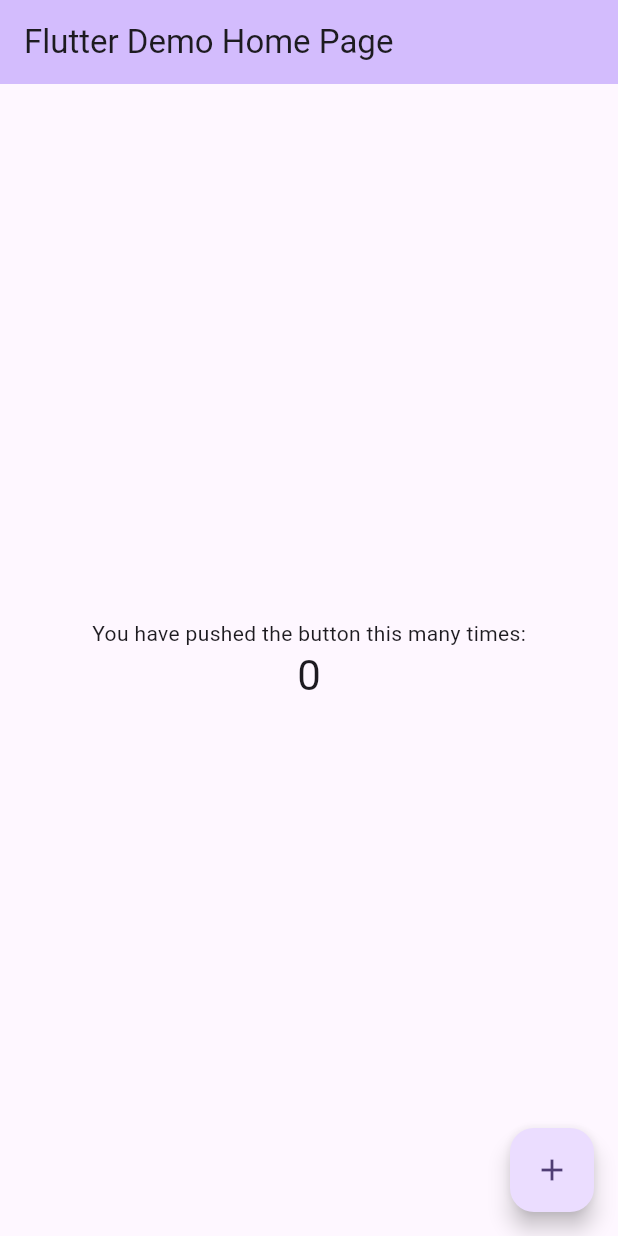
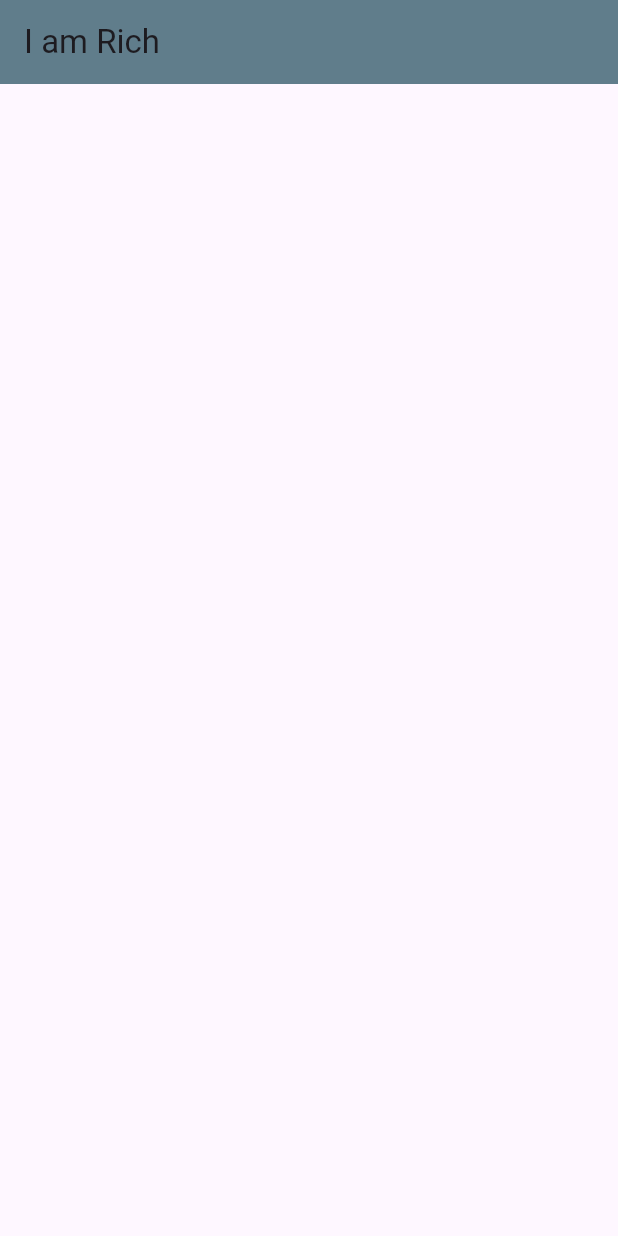
Before and after one commit to 9stya/im_rich, a Flutter app: the screen it shows after launch, on a phone screen of 412 x 824 dp. Run offline on Flutter 3.47's test engine with Material 3 defaults, Android fonts, the phone set to English and light mode, and no system bars.

Commit message:
build first app

```diff
--- a/lib/main.dart
+++ b/lib/main.dart
@@ -1,107 +1,10 @@
 import 'package:flutter/material.dart';
 
 void main() {
-  runApp(const MyApp());
+  runApp(MaterialApp(home: Scaffold(
+    appBar: AppBar(
+      title: Text('I am Rich'),
+      backgroundColor: Colors.blueGrey,
+    ),
+  )),);
 }
-
-class MyApp extends StatelessWidget {
-  const MyApp({super.key});
-
-  // This widget is the root of your application.
-  @override
-  Widget build(BuildContext context) {
-    return MaterialApp(
-      title: 'Flutter Demo',
-      theme: ThemeData(
-
-        colorScheme: ColorScheme.fromSeed(seedColor: Colors.deepPurple),
-        useMaterial3: true,
-      ),
-      home: const MyHomePage(title: 'Flutter Demo Home Page'),
-    );
-  }
-}
-
-class MyHomePage extends StatefulWidget {
-  const MyHomePage({super.key, required this.title});
-
-  // This widget is the home page of your application. It is stateful, meaning
-  // that it has a State object (defined below) that contains fields that affect
-  // how it looks.
-
-  // This class is the configuration for the state. It holds the values (in this
-  // case the title) provided by the parent (in this case the App widget) and
-  // used by the build method of the State. Fields in a Widget subclass are
-  // always marked "final".
-
-  final String title;
-
-  @override
-  State<MyHomePage> createState() => _MyHomePageState();
-}
-
-class _MyHomePageState extends State<MyHomePage> {
-  int _counter = 0;
-
-  void _incrementCounter() {
-    setState(() {
-
-      _counter++;
-    });
-  }
-
-  @override
-  Widget build(BuildContext context) {
-    // This method is rerun every time setState is called, for instance as done
-    // by the _incrementCounter method above.
-    //
-    // The Flutter framework has been optimized to make rerunning build methods
-    // fast, so that you can just rebuild anything that needs updating rather
-    // than having to individually change instances of widgets.
-    return Scaffold(
-      appBar: AppBar(
-        // TRY THIS: Try changing the color here to a specific color (to
-        // Colors.amber, perhaps?) and trigger a hot reload to see the AppBar
-        // change color while the other colors stay the same.
-        backgroundColor: Theme.of(context).colorScheme.inversePrimary,
-        // Here we take the value from the MyHomePage object that was created by
-        // the App.build method, and use it to set our appbar title.
-        title: Text(widget.title),
-      ),
-      body: Center(
-        // Center is a layout widget. It takes a single child and positions it
-        // in the middle of the parent.
-        child: Column(
-          // Column is also a layout widget. It takes a list of children and
-          // arranges them vertically. By default, it sizes itself to fit its
-          // children horizontally, and tries to be as tall as its parent.
-          //
-          // Column has various properties to control how it sizes itself and
-          // how it positions its children. Here we use mainAxisAlignment to
-          // center the children vertically; the main axis here is the vertical
-          // axis because Columns are vertical (the cross axis would be
-          // horizontal).
-          //
-          // TRY THIS: Invoke "debug painting" (choose the "Toggle Debug Paint"
-          // action in the IDE, or press "p" in the console), to see the
-          // wireframe for each widget.
-          mainAxisAlignment: MainAxisAlignment.center,
-          children: <Widget>[
-            const Text(
-              'You have pushed the button this many times:',
-            ),
-            Text(
-              '$_counter',
-              style: Theme.of(context).textTheme.headlineMedium,
-            ),
-          ],
-        ),
-      ),
-      floatingActionButton: FloatingActionButton(
-        onPressed: _incrementCounter,
-        tooltip: 'Increment',
-        child: const Icon(Icons.add),
-      ), // This trailing comma makes auto-formatting nicer for build methods.
-    );
-  }
-}
```
